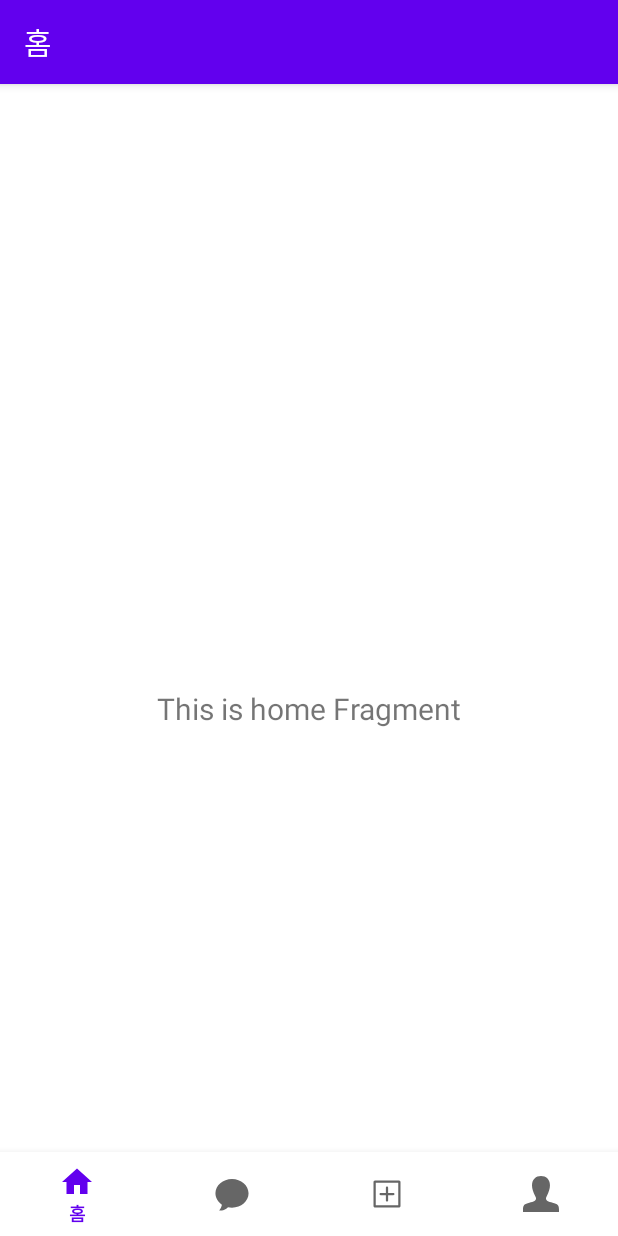
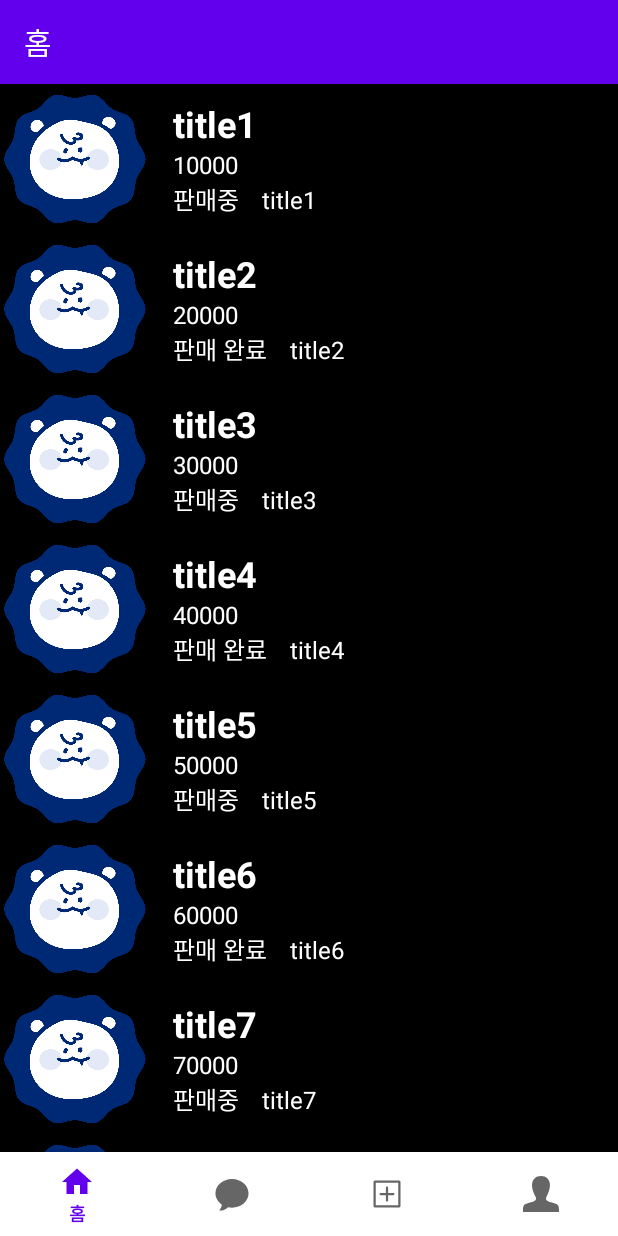
Before and after one commit to suzinlim/Android-MutsaMarket, an Android app: the screen it shows after launch (MainActivity), on a phone screen of 412 x 824 dp. Run offline under Robolectric (Android 15) with nearby library versions, the phone set to English and light mode, and no system bars; our stand-ins replace navigation-ui.

Commit message:
make home recyclerview

```diff
--- a/app/build.gradle
+++ b/app/build.gradle
@@ -9,12 +9,15 @@ android {
 
     defaultConfig {
         applicationId "hansung.ac.mutsamarket"
-        minSdk 33
+        minSdk 28
         targetSdk 34
         versionCode 1
         versionName "1.0"
 
         testInstrumentationRunner "androidx.test.runner.AndroidJUnitRunner"
+    }
+    viewBinding{
+        enabled = true
     }
 
     buildTypes {
@@ -48,4 +51,5 @@ dependencies {
     testImplementation 'junit:junit:4.13.2'
     androidTestImplementation 'androidx.test.ext:junit:1.1.5'
     androidTestImplementation 'androidx.test.espresso:espresso-core:3.5.1'
+    implementation 'androidx.recyclerview:recyclerview:1.1.0'
 }
--- a/app/src/main/java/hansung/ac/mutsamarket/ui/home/HomeFragment.kt
+++ b/app/src/main/java/hansung/ac/mutsamarket/ui/home/HomeFragment.kt
@@ -7,36 +7,63 @@ import android.view.ViewGroup
 import android.widget.TextView
 import androidx.fragment.app.Fragment
 import androidx.lifecycle.ViewModelProvider
+import androidx.recyclerview.widget.LinearLayoutManager
+import androidx.recyclerview.widget.RecyclerView
 import hansung.ac.mutsamarket.databinding.FragmentHomeBinding
+import hansung.ac.mutsamarket.vo.Post
 
 class HomeFragment : Fragment() {
 
     private var _binding: FragmentHomeBinding? = null
 
-    // This property is only valid between onCreateView and
-    // onDestroyView.
+    private lateinit var adapter: PostRecyclerViewAdapter
+    val postList= mutableListOf<Post>()
+
     private val binding get() = _binding!!
 
-    override fun onCreateView(
-        inflater: LayoutInflater,
-        container: ViewGroup?,
-        savedInstanceState: Bundle?
-    ): View {
-        val homeViewModel =
-            ViewModelProvider(this).get(HomeViewModel::class.java)
+    override fun onCreateView(inflater: LayoutInflater, container: ViewGroup?, savedInstanceState: Bundle?): View {
+        val homeViewModel = ViewModelProvider(this).get(HomeViewModel::class.java)
 
         _binding = FragmentHomeBinding.inflate(inflater, container, false)
         val root: View = binding.root
 
-        val textView: TextView = binding.textHome
-        homeViewModel.text.observe(viewLifecycleOwner) {
-            textView.text = it
-        }
+//        val textView: TextView = binding.textHome
+//        homeViewModel.text.observe(viewLifecycleOwner) {
+//            textView.text = it
+//        }
+
+        val recyclerView: RecyclerView = binding.postRecyclerView
+
+        initList()
+        initPostRecyclerView()
+
         return root
     }
 
-    override fun onDestroyView() {
-        super.onDestroyView()
-        _binding = null
+//    override fun onDestroyView() {
+////        super.onDestroyView()
+////        _binding = null
+//    }
+    fun initPostRecyclerView(){
+        adapter = PostRecyclerViewAdapter()
+        adapter.dataList = postList
+        binding.postRecyclerView.adapter = adapter
+        binding.postRecyclerView.layoutManager = LinearLayoutManager(requireContext())
     }
+
+    fun initList(){ //임의로 데이터 넣어서 만들어봄
+        with(postList){
+            add(Post("","title1",10000,"me", "판매중"))
+            add(Post("","title2",20000,"me", "판매 완료"))
+            add(Post("","title3",30000,"me", "판매중"))
+            add(Post("","title4",40000,"me", "판매 완료"))
+            add(Post("","title5",50000,"me", "판매중"))
+            add(Post("","title6",60000,"me", "판매 완료"))
+            add(Post("","title7",70000,"me", "판매중"))
+            add(Post("","title8",80000,"me", "판매 완료"))
+            add(Post("","title9",90000,"me", "판매중"))
+            add(Post("","title10",100000,"me", "판매 완료"))
+        }
+    }
+
 }
--- /dev/null
+++ b/app/src/main/java/hansung/ac/mutsamarket/ui/home/PostRecyclerViewAdapter.kt
@@ -0,0 +1,36 @@
+package hansung.ac.mutsamarket.ui.home
+
+import android.view.LayoutInflater
+import android.view.View
+import android.view.ViewGroup
+import androidx.recyclerview.widget.RecyclerView
+import hansung.ac.mutsamarket.databinding.ItemPostBinding
+import hansung.ac.mutsamarket.vo.Post
+
+class PostRecyclerViewAdapter: RecyclerView.Adapter<PostRecyclerViewAdapter.PostViewHolder>() {
+
+    var dataList = mutableListOf<Post>()
+
+    inner class PostViewHolder(private val binding: ItemPostBinding): RecyclerView.ViewHolder(binding.root){
+       fun bind(post: Post){
+//           binding.itemPostImage = post.image
+           binding.itemPostTitle.text = post.title
+           binding.itemPostPrice.text = post.price.toString()
+           binding.itemPostIsSale.text = post.isSale
+           binding.itemPostWriter.text = post.title
+       }
+    }
+    //만들어진 뷰홀더 없을때 뷰홀더(레이아웃) 생성하는 함수
+    override fun onCreateViewHolder(parent: ViewGroup, viewType: Int): PostViewHolder {
+        val binding=ItemPostBinding.inflate(LayoutInflater.from(parent.context),parent,false)
+        return PostViewHolder(binding)
+    }
+
+    override fun getItemCount(): Int {
+        return dataList.size
+    }
+
+    override fun onBindViewHolder(holder: PostViewHolder, position: Int) {
+        holder.bind(dataList[position])
+    }
+}
--- /dev/null
+++ b/app/src/main/java/hansung/ac/mutsamarket/vo/Post.kt
@@ -0,0 +1,9 @@
+package hansung.ac.mutsamarket.vo
+
+data class Post(
+    val image : String,
+    val title : String,
+    val price: Int,
+    val writer:String,
+    val isSale:String
+)
--- a/app/src/main/res/layout/activity_main.xml
+++ b/app/src/main/res/layout/activity_main.xml
@@ -1,10 +1,23 @@
 <?xml version="1.0" encoding="utf-8"?>
-<androidx.constraintlayout.widget.ConstraintLayout xmlns:android="http://schemas.android.com/apk/res/android"
+<androidx.constraintlayout.widget.ConstraintLayout
+    xmlns:android="http://schemas.android.com/apk/res/android"
     xmlns:app="http://schemas.android.com/apk/res-auto"
     android:id="@+id/container"
     android:layout_width="match_parent"
     android:layout_height="match_parent"
-    android:paddingTop="?attr/actionBarSize">
+    android:paddingTop="0dp">
+
+    <fragment
+        android:id="@+id/nav_host_fragment_activity_main"
+        android:name="androidx.navigation.fragment.NavHostFragment"
+        android:layout_width="0dp"
+        android:layout_height="0dp"
+        app:defaultNavHost="true"
+        app:navGraph="@navigation/mobile_navigation"
+        app:layout_constraintTop_toTopOf="parent"
+        app:layout_constraintBottom_toTopOf="@+id/nav_view"
+        app:layout_constraintStart_toStartOf="parent"
+        app:layout_constraintEnd_toEndOf="parent" />
 
     <com.google.android.material.bottomnavigation.BottomNavigationView
         android:id="@+id/nav_view"
@@ -14,22 +27,8 @@
         android:layout_marginEnd="0dp"
         android:background="?android:attr/windowBackground"
         app:layout_constraintBottom_toBottomOf="parent"
-        app:layout_constraintLeft_toLeftOf="parent"
-        app:layout_constraintRight_toRightOf="parent"
+        app:layout_constraintStart_toStartOf="parent"
+        app:layout_constraintEnd_toEndOf="parent"
         app:menu="@menu/bottom_nav_menu" />
 
-    <fragment
-        android:id="@+id/nav_host_fragment_activity_main"
-        android:name="androidx.navigation.fragment.NavHostFragment"
-        android:layout_width="match_parent"
-        android:layout_height="match_parent"
-        app:defaultNavHost="true"
-        app:layout_constraintBottom_toTopOf="@id/nav_view"
-        app:layout_constraintHorizontal_bias="0.0"
-        app:layout_constraintLeft_toLeftOf="parent"
-        app:layout_constraintRight_toRightOf="parent"
-        app:layout_constraintTop_toTopOf="parent"
-        app:layout_constraintVertical_bias="1.0"
-        app:navGraph="@navigation/mobile_navigation" />
-
 </androidx.constraintlayout.widget.ConstraintLayout>
--- a/app/src/main/res/layout/fragment_home.xml
+++ b/app/src/main/res/layout/fragment_home.xml
@@ -1,22 +1,14 @@
 <?xml version="1.0" encoding="utf-8"?>
-<androidx.constraintlayout.widget.ConstraintLayout xmlns:android="http://schemas.android.com/apk/res/android"
+<LinearLayout xmlns:android="http://schemas.android.com/apk/res/android"
     xmlns:app="http://schemas.android.com/apk/res-auto"
     xmlns:tools="http://schemas.android.com/tools"
     android:layout_width="match_parent"
     android:layout_height="match_parent"
-    tools:context=".ui.home.HomeFragment">
-
-    <TextView
-        android:id="@+id/text_home"
+    tools:context=".ui.home.HomeFragment"
+    android:orientation="horizontal">
+    <androidx.recyclerview.widget.RecyclerView
+        android:id="@+id/postRecyclerView"
         android:layout_width="match_parent"
-        android:layout_height="wrap_content"
-        android:layout_marginStart="8dp"
-        android:layout_marginTop="8dp"
-        android:layout_marginEnd="8dp"
-        android:textAlignment="center"
-        android:textSize="20sp"
-        app:layout_constraintBottom_toBottomOf="parent"
-        app:layout_constraintEnd_toEndOf="parent"
-        app:layout_constraintStart_toStartOf="parent"
-        app:layout_constraintTop_toTopOf="parent" />
-</androidx.constraintlayout.widget.ConstraintLayout>
+        android:layout_height="match_parent"
+        android:layout_marginTop="0dp"/>
+</LinearLayout>
--- /dev/null
+++ b/app/src/main/res/layout/item_post.xml
@@ -0,0 +1,75 @@
+<LinearLayout xmlns:android="http://schemas.android.com/apk/res/android"
+    xmlns:tools="http://schemas.android.com/tools"
+    android:orientation="horizontal"
+    android:layout_width="match_parent"
+    android:layout_height="wrap_content"
+    android:background="@color/black"
+    android:id="@+id/item_post">
+
+    <ImageView
+        android:id="@+id/item_post_image"
+        android:layout_width="100dp"
+        android:layout_height="100dp"
+        android:src="@drawable/test_image"/>
+
+    <LinearLayout
+        android:layout_width="match_parent"
+        android:layout_height="match_parent"
+        android:orientation="vertical">
+        <TextView
+            android:id="@+id/item_post_title"
+            android:layout_width="match_parent"
+            android:layout_height="wrap_content"
+            android:layout_marginTop="10sp"
+            android:layout_marginLeft="15sp"
+            android:textSize="24sp"
+            android:textStyle="bold"
+            android:textColor="@color/white"
+            tools:text="TITLE" />
+
+        <TextView
+            android:id="@+id/item_post_price"
+            android:layout_width="match_parent"
+            android:layout_height="wrap_content"
+            android:textColor="@color/white"
+            android:textSize="16sp"
+            android:layout_marginLeft="15sp"
+            android:maxLines="1"
+            android:ellipsize="end"
+            tools:text="price" />
+
+        <LinearLayout
+            android:layout_width="wrap_content"
+            android:layout_height="wrap_content"
+            android:layout_marginBottom="8sp"
+            android:orientation="horizontal">
+
+            <TextView
+                android:id="@+id/item_post_isSale"
+                android:layout_width="match_parent"
+                android:layout_height="wrap_content"
+                android:layout_marginLeft="15dp"
+                android:textColor="@color/white"
+                android:textSize="16sp"
+                tools:text="isSale" />
+
+            <TextView
+                android:id="@+id/item_post_writer"
+                android:layout_width="wrap_content"
+                android:layout_height="wrap_content"
+                android:layout_marginLeft="15dp"
+                android:textColor="@color/white"
+                android:textSize="16sp"
+                tools:text="Writer" />
+
+            <View
+                android:layout_width="0dp"
+                android:layout_height="0dp"
+                android:layout_weight="1" />
+
+        </LinearLayout>
+        <!-- 중략 -->
+
+    </LinearLayout>
+
+</LinearLayout>
```
Also changed, not shown: app/src/main/res/drawable/test_image.png (added).
